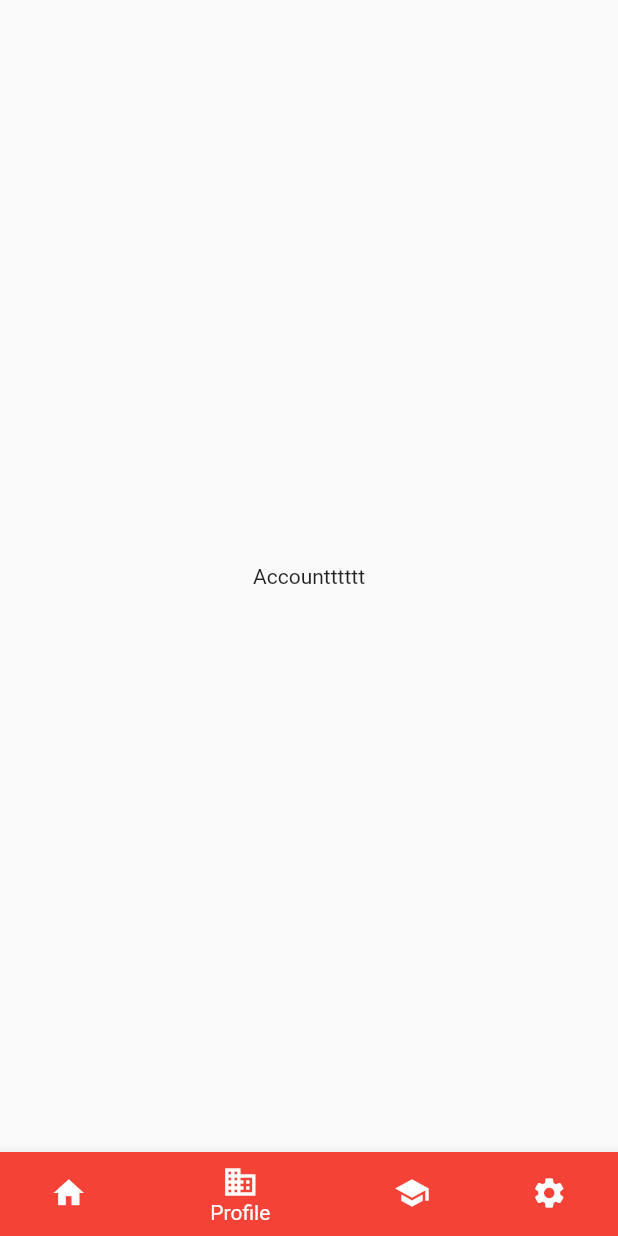
After one commit to HasiruNMP/DotNet-WebAPI, a Flutter app: the screen it shows after launch, item 2 of the bottom bar chosen, on a phone screen of 412 x 824 dp. The commit adds this screen. Run offline on Flutter 3.47's test engine with Material 2 defaults, Android fonts, the phone set to English and light mode, and no system bars.

Commit message:
added botton navigator

```diff
--- /dev/null
+++ b/slbfe_citizenapp/lib/view/account.dart
@@ -0,0 +1,17 @@
+import 'package:flutter/material.dart';
+
+class Account extends StatefulWidget {
+  const Account({Key? key}) : super(key: key);
+
+  @override
+  _AccountState createState() => _AccountState();
+}
+
+class _AccountState extends State<Account> {
+  @override
+  Widget build(BuildContext context) {
+    return Container(
+      child: Text('Accountttttt'),
+    );
+  }
+}
--- /dev/null
+++ b/slbfe_citizenapp/lib/view/home.dart
@@ -0,0 +1,62 @@
+import 'package:flutter/material.dart';
+import 'package:slbfe_citizenapp/view/account.dart';
+import 'package:slbfe_citizenapp/view/addcomplaint.dart';
+
+class Home extends StatefulWidget {
+  const Home({Key? key}) : super(key: key);
+
+  @override
+  _HomeState createState() => _HomeState();
+}
+
+class _HomeState extends State<Home> {
+  int _selectedIndex = 0;
+  static const TextStyle optionStyle =
+      TextStyle(fontSize: 30, fontWeight: FontWeight.bold);
+  static const List<Widget> _widgetOptions = <Widget>[
+    AddComplaint(),
+    Account(),
+  ];
+
+  void _onItemTapped(int index) {
+    setState(() {
+      _selectedIndex = index;
+    });
+  }
+
+  @override
+  Widget build(BuildContext context) {
+    return Scaffold(
+      body: Center(
+        child: _widgetOptions.elementAt(_selectedIndex),
+      ),
+      bottomNavigationBar: BottomNavigationBar(
+        items: const <BottomNavigationBarItem>[
+          BottomNavigationBarItem(
+            icon: Icon(Icons.home),
+            label: 'Complaint',
+            backgroundColor: Colors.red,
+          ),
+          BottomNavigationBarItem(
+            icon: Icon(Icons.business),
+            label: 'Profile',
+            backgroundColor: Colors.red,
+          ),
+          BottomNavigationBarItem(
+            icon: Icon(Icons.school),
+            label: 'School',
+            backgroundColor: Colors.purple,
+          ),
+          BottomNavigationBarItem(
+            icon: Icon(Icons.settings),
+            label: 'Settings',
+            backgroundColor: Colors.pink,
+          ),
+        ],
+        currentIndex: _selectedIndex,
+        selectedItemColor: Colors.white,
+        onTap: _onItemTapped,
+      ),
+    );
+  }
+}
--- a/slbfe_citizenapp/lib/view/profile.dart
+++ b/slbfe_citizenapp/lib/view/profile.dart
@@ -0,0 +1,19 @@
+import 'package:flutter/material.dart';
+
+class Profile extends StatefulWidget {
+  const Profile({Key? key}) : super(key: key);
+
+  @override
+  _ProfileState createState() => _ProfileState();
+}
+
+class _ProfileState extends State<Profile> {
+  @override
+  Widget build(BuildContext context) {
+    return Container(
+      child: Text(
+        'profile',
+      ),
+    );
+  }
+}
```
Also changed, not shown: slbfe_citizenapp/lib/main.dart (+3 -98 lines), slbfe_citizenapp/lib/reusablewidgets.dart (deleted, +0 -27 lines), slbfe_citizenapp/lib/view/addcomplaint.dart (+3 -4 lines), slbfe_citizenapp/lib/view/personaldetails.dart (+301 -0 lines).
